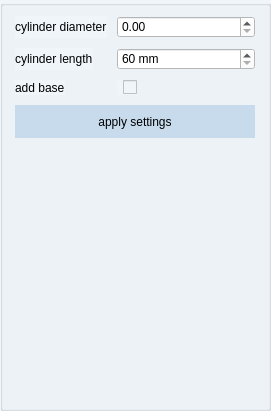
The window that src/windows/ui/cylinder_view.ui (brachify/brachify) describes before a commit, drawn with Qt 5.
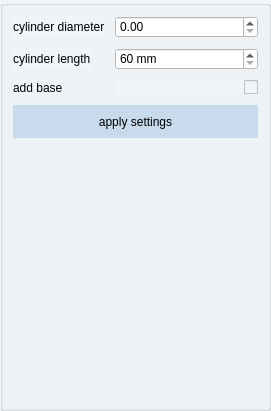
The same window after the commit.

Commit message: Makes the cylinder section look a little nicer and match other sections a little more

```diff
--- a/src/windows/ui/cylinder_view.ui
+++ b/src/windows/ui/cylinder_view.ui
@@ -154,7 +154,7 @@
        <widget class="QCheckBox" name="cb_add_base">
         <property name="maximumSize">
          <size>
-          <width>20</width>
+          <width>1000</width>
           <height>16777215</height>
          </size>
         </property>
@@ -197,7 +197,7 @@
       </property>
       <property name="maximumSize">
        <size>
-        <width>240</width>
+        <width>1000</width>
         <height>16777215</height>
        </size>
       </property>
```
The commit also changes 1 other file.
